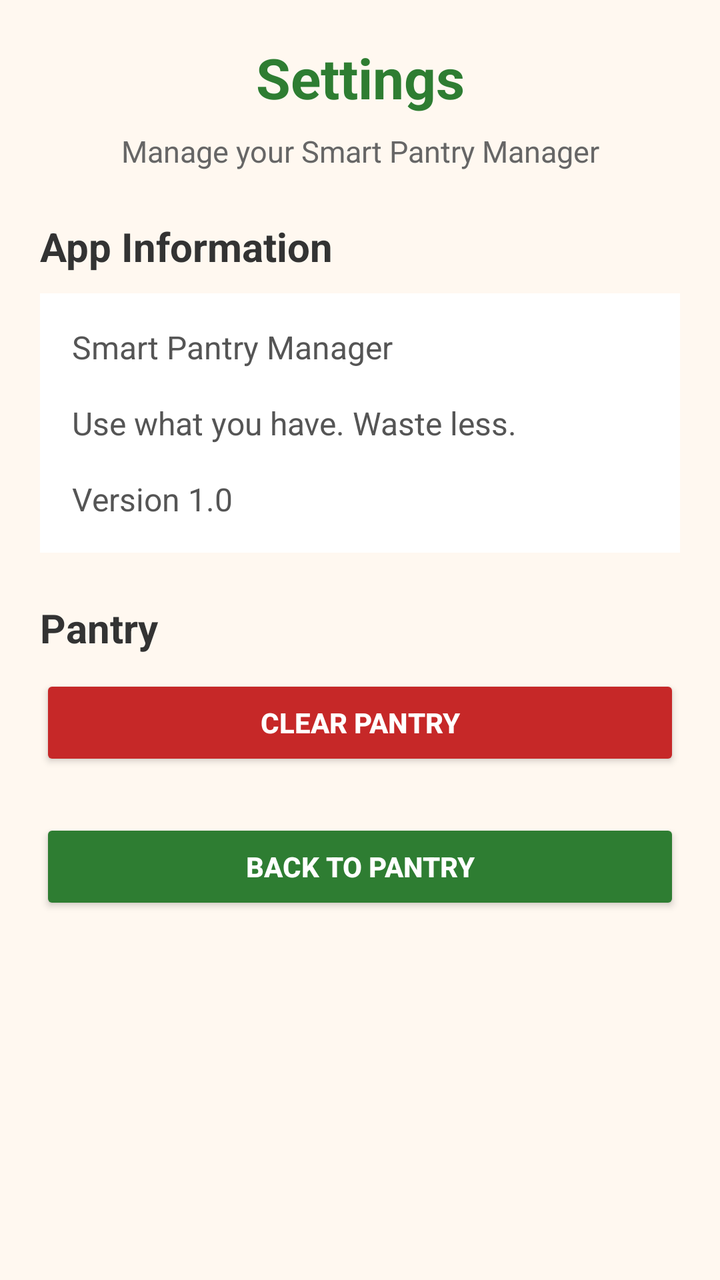
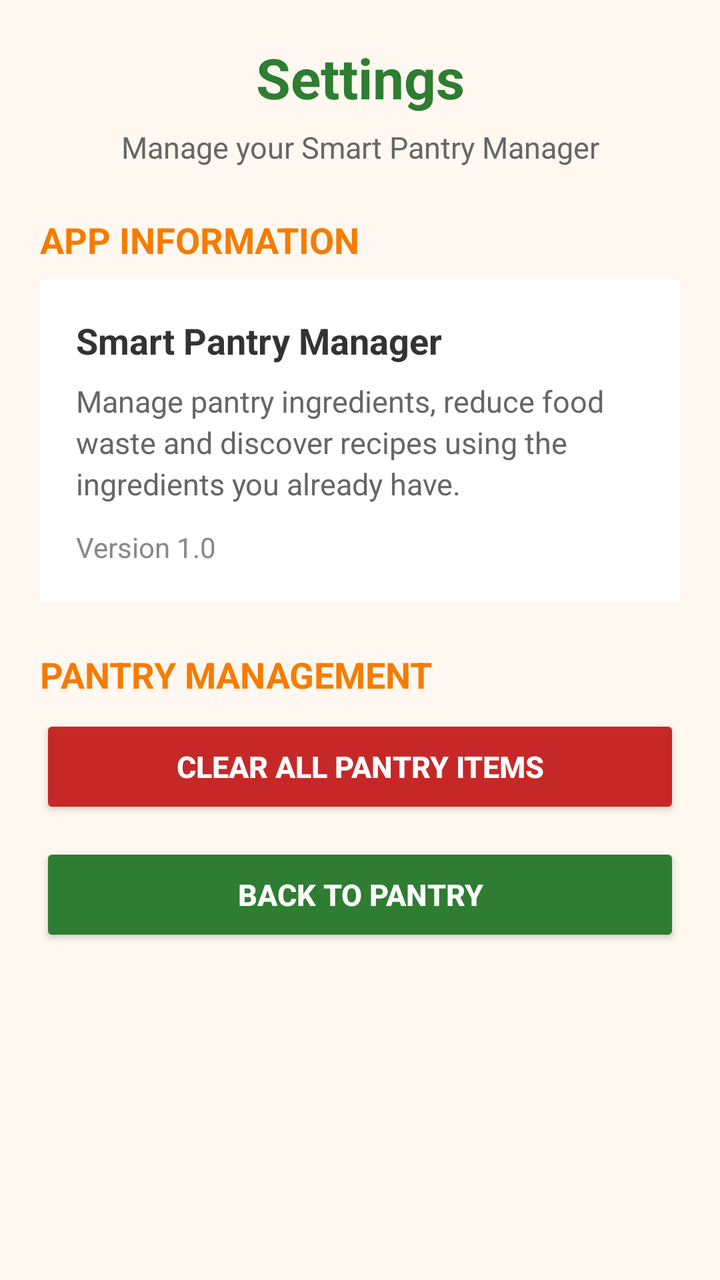

The first picture is an Android layout as it rendered before a commit; the second is the same layout after the commit. The layout source and the unified diff follow.
<!-- AndroidManifest.xml: application theme Theme.SmartPantryManager -->
<!-- res/layout/activity_settings.xml -->
<?xml version="1.0" encoding="utf-8"?>
<ScrollView xmlns:android="http://schemas.android.com/apk/res/android"
    android:layout_width="match_parent"
    android:layout_height="match_parent"
    android:background="#FFF8F0"
    android:fillViewport="true">

    <LinearLayout
        android:layout_width="match_parent"
        android:layout_height="wrap_content"
        android:orientation="vertical"
        android:padding="20dp">

        

        <TextView
            android:layout_width="match_parent"
            android:layout_height="wrap_content"
            android:text="Settings"
            android:textSize="28sp"
            android:textStyle="bold"
            android:textColor="#2E7D32"
            android:gravity="center"
            android:layout_marginBottom="8dp" />

        <TextView
            android:layout_width="match_parent"
            android:layout_height="wrap_content"
            android:text="Manage your Smart Pantry Manager"
            android:textSize="15sp"
            android:textColor="#666666"
            android:gravity="center"
            android:layout_marginBottom="24dp" />

        

        <TextView
            android:layout_width="match_parent"
            android:layout_height="wrap_content"
            android:text="App Information"
            android:textSize="20sp"
            android:textStyle="bold"
            android:textColor="#333333"
            android:layout_marginBottom="10dp" />

        <TextView
            android:layout_width="match_parent"
            android:layout_height="wrap_content"
            android:text="Smart Pantry Manager&#10;&#10;Use what you have. Waste less.&#10;&#10;Version 1.0"
            android:textSize="16sp"
            android:textColor="#555555"
            android:padding="16dp"
            android:background="#FFFFFF"
            android:layout_marginBottom="24dp" />

        

        <TextView
            android:layout_width="match_parent"
            android:layout_height="wrap_content"
            android:text="Pantry"
            android:textSize="20sp"
            android:textStyle="bold"
            android:textColor="#333333"
            android:layout_marginBottom="10dp" />

        <Button
            android:id="@+id/btnClearPantry"
            android:layout_width="match_parent"
            android:layout_height="wrap_content"
            android:text="CLEAR PANTRY"
            android:textStyle="bold"
            android:textColor="#FFFFFF"
            android:backgroundTint="#C62828"
            android:minHeight="48dp"
            android:layout_marginBottom="24dp" />

        

        <Button
            android:id="@+id/btnBackToPantry"
            android:layout_width="match_parent"
            android:layout_height="wrap_content"
            android:text="BACK TO PANTRY"
            android:textStyle="bold"
            android:textColor="#FFFFFF"
            android:backgroundTint="#2E7D32"
            android:minHeight="48dp" />

    </LinearLayout>

</ScrollView>
<!-- resources referenced by this layout -->
<resources>
  <style name="Theme.SmartPantryManager" parent="Base.Theme.SmartPantryManager" />
  <style name="Base.Theme.SmartPantryManager" parent="Theme.Material3.DayNight.NoActionBar">
          
          
      </style>
</resources>

<!-- the commit's change to res/layout/activity_settings.xml (unified diff, before → after) -->
@@ -11,9 +11,8 @@
         android:orientation="vertical"
         android:padding="20dp">
 
-        
-
         <TextView
+            android:id="@+id/tvSettingsTitle"
             android:layout_width="match_parent"
             android:layout_height="wrap_content"
             android:text="Settings"
@@ -21,9 +20,10 @@
             android:textStyle="bold"
             android:textColor="#2E7D32"
             android:gravity="center"
-            android:layout_marginBottom="8dp" />
+            android:layout_marginBottom="6dp" />
 
         <TextView
+            android:id="@+id/tvSettingsSubtitle"
             android:layout_width="match_parent"
             android:layout_height="wrap_content"
             android:text="Manage your Smart Pantry Manager"
@@ -32,60 +32,81 @@
             android:gravity="center"
             android:layout_marginBottom="24dp" />
 
-        
+        <TextView
+            android:layout_width="match_parent"
+            android:layout_height="wrap_content"
+            android:text="APP INFORMATION"
+            android:textSize="18sp"
+            android:textStyle="bold"
+            android:textColor="#F57C00"
+            android:layout_marginBottom="8dp" />
+
+        <LinearLayout
+            android:layout_width="match_parent"
+            android:layout_height="wrap_content"
+            android:orientation="vertical"
+            android:background="#FFFFFF"
+            android:padding="18dp"
+            android:layout_marginBottom="24dp">
+
+            <TextView
+                android:layout_width="match_parent"
+                android:layout_height="wrap_content"
+                android:text="Smart Pantry Manager"
+                android:textSize="18sp"
+                android:textStyle="bold"
+                android:textColor="#333333"
+                android:layout_marginBottom="8dp" />
+
+            <TextView
+                android:layout_width="match_parent"
+                android:layout_height="wrap_content"
+                android:text="Manage pantry ingredients, reduce food waste and discover recipes using the ingredients you already have."
+                android:textSize="15sp"
+                android:textColor="#666666"
+                android:lineSpacingExtra="3dp" />
+
+            <TextView
+                android:layout_width="match_parent"
+                android:layout_height="wrap_content"
+                android:text="Version 1.0"
+                android:textSize="14sp"
+                android:textColor="#888888"
+                android:layout_marginTop="12dp" />
+
+        </LinearLayout>
 
         <TextView
             android:layout_width="match_parent"
             android:layout_height="wrap_content"
-            android:text="App Information"
-            android:textSize="20sp"
+            android:text="PANTRY MANAGEMENT"
+            android:textSize="18sp"
             android:textStyle="bold"
-            android:textColor="#333333"
-            android:layout_marginBottom="10dp" />
-
-        <TextView
-            android:layout_width="match_parent"
-            android:layout_height="wrap_content"
-            android:text="Smart Pantry Manager&#10;&#10;Use what you have. Waste less.&#10;&#10;Version 1.0"
-            android:textSize="16sp"
-            android:textColor="#555555"
-            android:padding="16dp"
-            android:background="#FFFFFF"
-            android:layout_marginBottom="24dp" />
-
-        
-
-        <TextView
-            android:layout_width="match_parent"
-            android:layout_height="wrap_content"
-            android:text="Pantry"
-            android:textSize="20sp"
-            android:textStyle="bold"
-            android:textColor="#333333"
-            android:layout_marginBottom="10dp" />
+            android:textColor="#F57C00"
+            android:layout_marginBottom="8dp" />
 
         <Button
             android:id="@+id/btnClearPantry"
             android:layout_width="match_parent"
             android:layout_height="wrap_content"
-            android:text="CLEAR PANTRY"
+            android:text="CLEAR ALL PANTRY ITEMS"
+            android:textSize="15sp"
             android:textStyle="bold"
             android:textColor="#FFFFFF"
             android:backgroundTint="#C62828"
-            android:minHeight="48dp"
-            android:layout_marginBottom="24dp" />
-
-        
+            android:minHeight="52dp"
+            android:layout_marginBottom="12dp" />
 
         <Button
             android:id="@+id/btnBackToPantry"
             android:layout_width="match_parent"
             android:layout_height="wrap_content"
             android:text="BACK TO PANTRY"
+            android:textSize="15sp"
             android:textStyle="bold"
             android:textColor="#FFFFFF"
             android:backgroundTint="#2E7D32"
-            android:minHeight="48dp" />
+            android:minHeight="52dp" />
 
     </LinearLayout>
 
